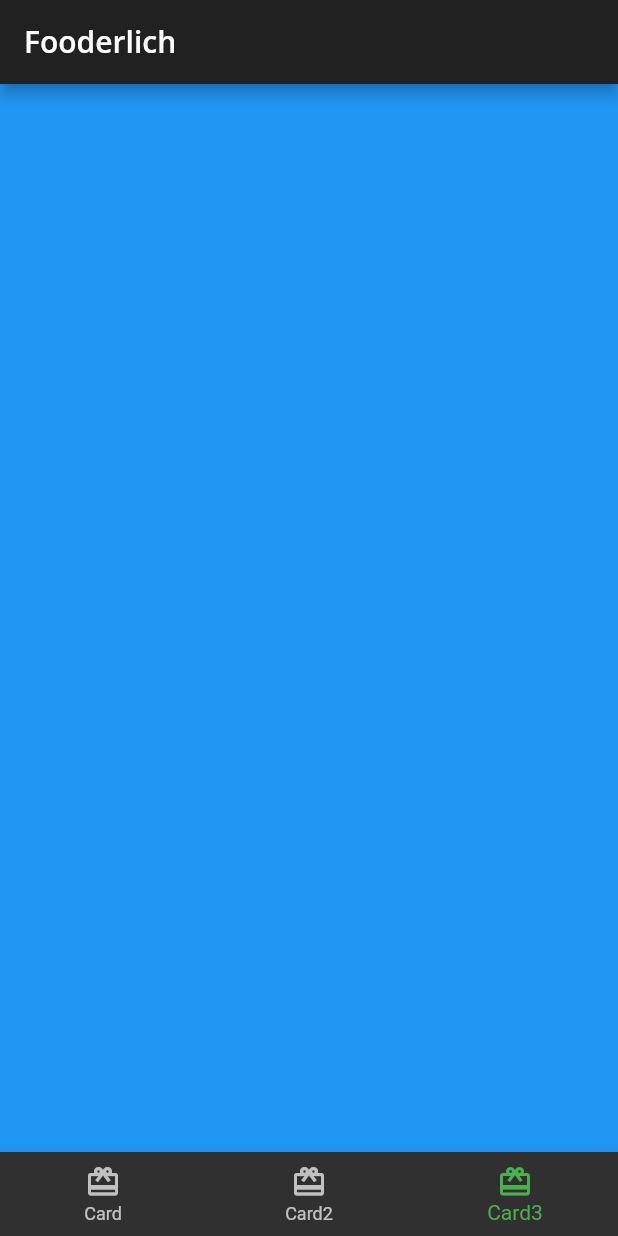
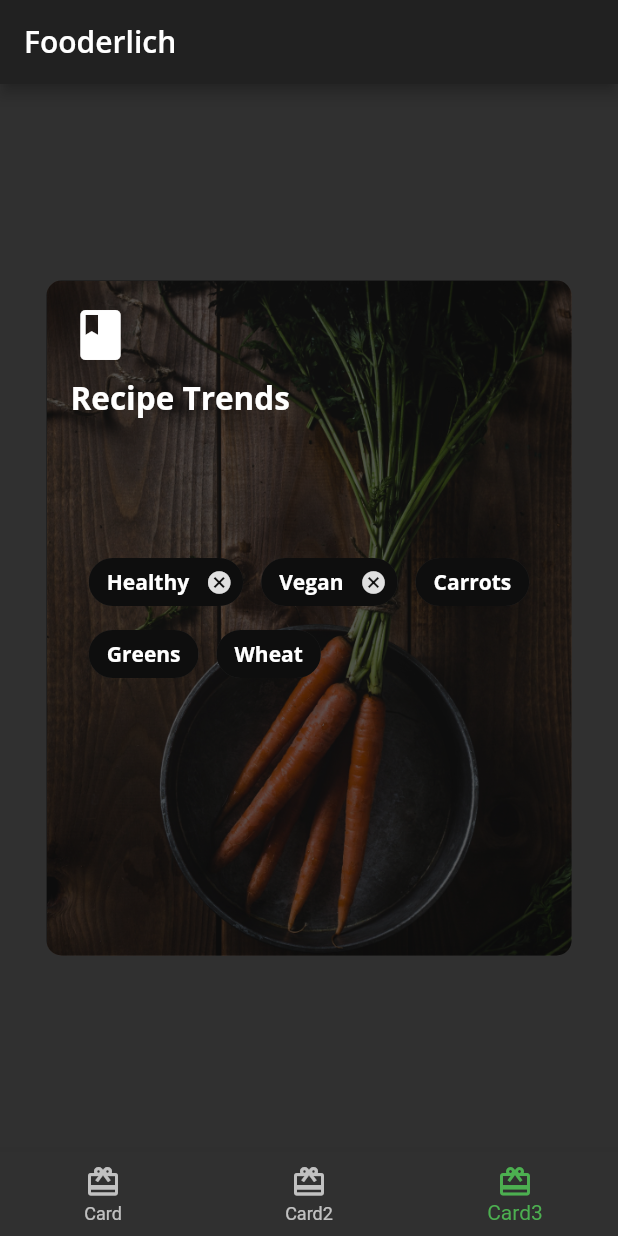
Before and after one commit to josephgale/fooderlich, a Flutter app: the screen it shows after launch, item 3 of the bottom bar chosen, on a phone screen of 412 x 824 dp. Run offline on Flutter 3.47's test engine with Material 2 defaults, Android fonts, the phone set to English and light mode, and no system bars; our stand-ins replace google_fonts.

Commit message:
Final touches on completed app

```diff
--- /dev/null
+++ b/03-basic-widgets/projects/starter/lib/card3.dart
@@ -0,0 +1,107 @@
+import 'package:flutter/material.dart';
+import 'fooderlich_theme.dart';
+
+class Card3 extends StatelessWidget {
+  const Card3({Key? key}) : super(key: key);
+  @override
+  Widget build(BuildContext context) {
+    return Center(
+      child: Container(
+        constraints: const BoxConstraints.expand(
+          width: 350,
+          height: 450,
+        ),
+        decoration: const BoxDecoration(
+          image: DecorationImage(
+            image: AssetImage('assets/mag2.png'),
+            fit: BoxFit.cover,
+          ),
+          borderRadius: BorderRadius.all(Radius.circular(10.0)),
+        ),
+        child: Stack(
+          children: [
+            Container(
+              decoration: BoxDecoration(
+                // 1
+                color: Colors.black.withOpacity(0.6),
+                // 2
+                borderRadius: const BorderRadius.all(Radius.circular(10.0)),
+              ),
+            ),
+            Container(
+              // 3
+              padding: const EdgeInsets.all(16),
+              // 4
+              child: Column(
+                // 5
+                crossAxisAlignment: CrossAxisAlignment.start,
+                children: [
+                  // 6
+                  const Icon(
+                    Icons.book,
+                    color: Colors.white,
+                    size: 40,
+                  ),
+                  // 7
+                  const SizedBox(height: 8),
+                  // 8
+                  Text(
+                    'Recipe Trends',
+                    style: FooderlichTheme.darkTextTheme.headline2,
+                  ),
+                  // 9
+                  const SizedBox(height: 30),
+                ],
+              ),
+            ),
+
+            Center(
+              // 11
+              child: Wrap(
+                // 12
+                alignment: WrapAlignment.start,
+                // 13
+                spacing: 12,
+                // 14
+                children: [
+                  Chip(
+                    label: Text('Healthy',
+                        style: FooderlichTheme.darkTextTheme.bodyText1),
+                    backgroundColor: Colors.black.withOpacity(0.7),
+                    onDeleted: () {
+                      print('delete');
+                    },
+                  ),
+                  Chip(
+                    label: Text('Vegan',
+                        style: FooderlichTheme.darkTextTheme.bodyText1),
+                    backgroundColor: Colors.black.withOpacity(0.7),
+                    onDeleted: () {
+                      print('delete');
+                    },
+                  ),
+                  Chip(
+                    label: Text('Carrots',
+                        style: FooderlichTheme.darkTextTheme.bodyText1),
+                    backgroundColor: Colors.black.withOpacity(0.7),
+                  ),
+                  Chip(
+                    label: Text('Greens',
+                        style: FooderlichTheme.darkTextTheme.bodyText1),
+                    backgroundColor: Colors.black.withOpacity(0.7),
+                  ),
+                  Chip(
+                    label: Text('Wheat',
+                        style: FooderlichTheme.darkTextTheme.bodyText1),
+                    backgroundColor: Colors.black.withOpacity(0.7),
+                  ),
+                ],
+              ),
+            ),
+
+          ],
+        ),
+      ),
+    );
+  }
+}
--- a/03-basic-widgets/projects/starter/lib/home.dart
+++ b/03-basic-widgets/projects/starter/lib/home.dart
@@ -1,9 +1,7 @@
 import 'package:flutter/material.dart';
 import 'card1.dart';
 import 'card2.dart';
-
-
-
+import 'card3.dart';
 
 // 1
 class Home extends StatefulWidget {
@@ -21,8 +19,8 @@ class _HomeState extends State<Home> {
   static List<Widget> pages = <Widget>[
     const Card1(),
     const Card2(),
+    const Card3(),
 
-    // TODO: Replace with Card3
     Container(color: Colors.blue)
   ];
 
```
